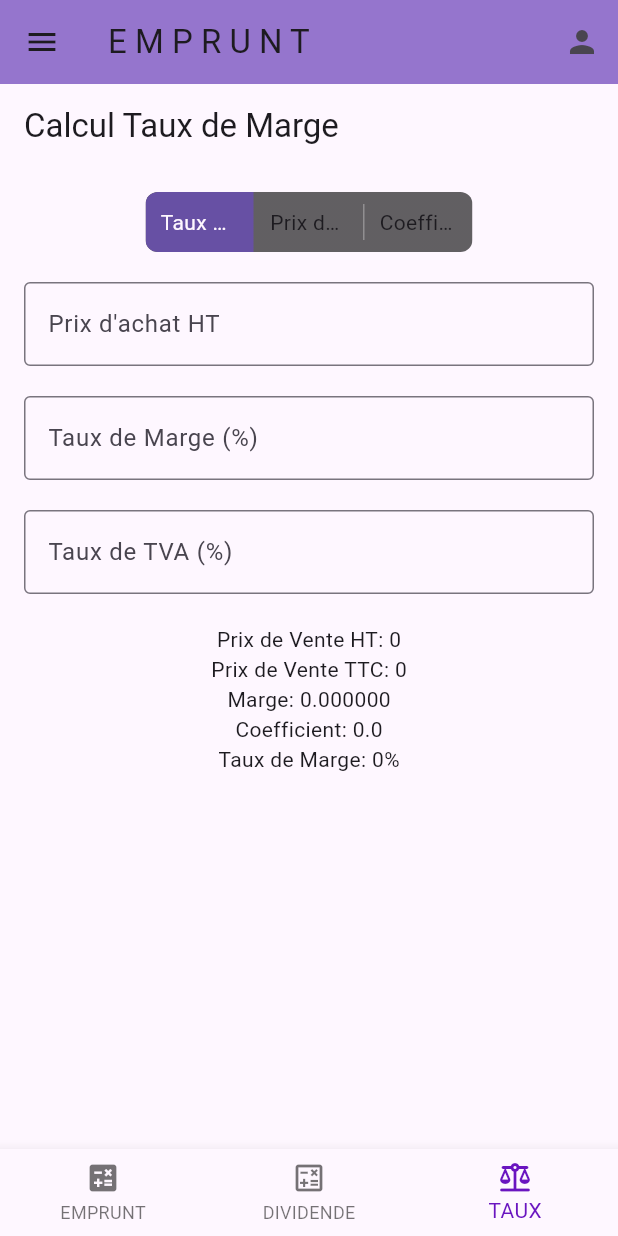
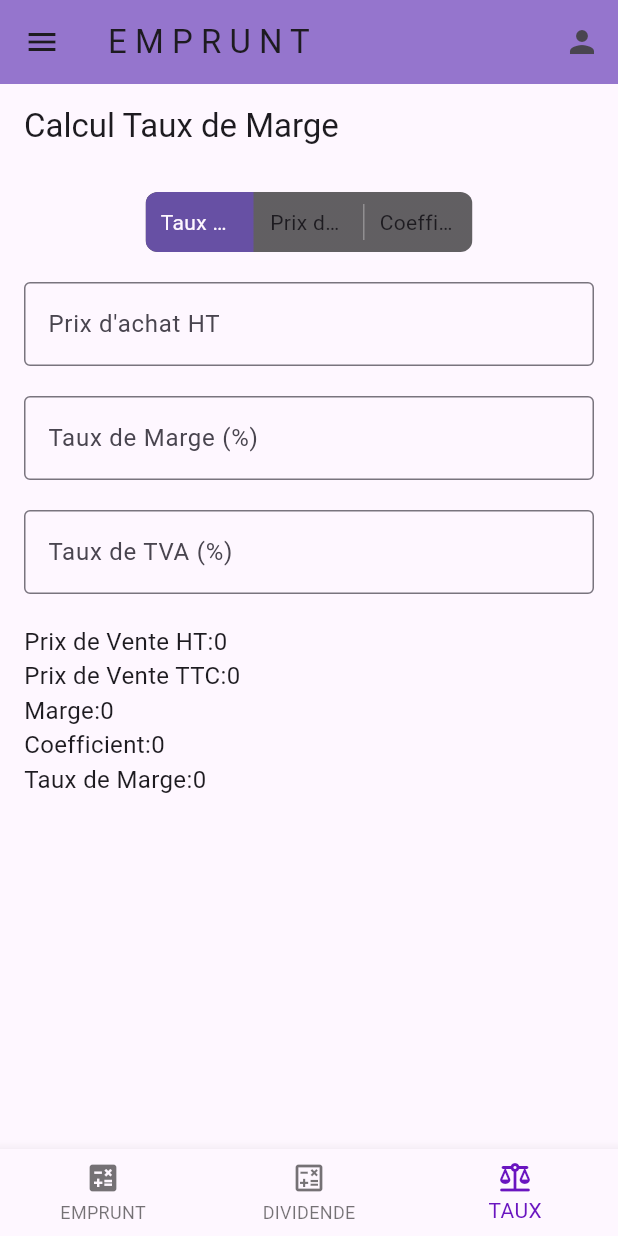
Before and after one commit to InnocenPy/CalculatorFinancier, a Flutter app: the screen it shows after launch, item 3 of the bottom bar chosen, on a phone screen of 412 x 824 dp. Run offline on Flutter 3.47's test engine with Material 3 defaults, Android fonts, the phone set to English and light mode, and no system bars; drawn by our look-alikes of toggle_switch.

Commit message:
"Extracted repeated Text widgets into a new _InfoLine widget, replacing hardcoded Text widgets with instances of _InfoLine."

```diff
--- a/lib/pages/taux_marge.dart
+++ b/lib/pages/taux_marge.dart
@@ -219,17 +219,37 @@ class _TauxDeMargePageState extends State<TauxDeMargePage> {
                         : 2);
               },
             ),
-            const SizedBox(height: 20),
-            Text(
-                "Prix de Vente HT: ${NumberFormat.decimalPattern('fr').format(prixVenteHT)}"),
-            Text(
-                "Prix de Vente TTC: ${NumberFormat.decimalPattern('fr').format(prixVenteTTC)}"),
-            Text("Marge: ${marge.toStringAsFixed(6)}"),
-            Text("Coefficient: ${coefficient.toStringAsFixed(1)}"),
-            Text("Taux de Marge: ${tauxMarge.toStringAsFixed(0)}%"),
+            SizedBox(height: 20),
+            _InfoLine("Prix de Vente HT:", prixVenteHT),
+            _InfoLine("Prix de Vente TTC:", prixVenteTTC),
+            _InfoLine("Marge:", marge),
+            _InfoLine("Coefficient:", coefficient),
+            _InfoLine("Taux de Marge:", tauxMarge),
           ],
         ),
       ),
     );
   }
 }
+
+class _InfoLine extends StatelessWidget {
+  final String label;
+  final dynamic value;
+
+  _InfoLine(this.label, this.value);
+
+  @override
+  Widget build(BuildContext context) {
+    return Row(
+      children: [
+        Text(label, style: TextStyle(fontSize: 16)),
+        Text(
+          value is num
+              ? NumberFormat.decimalPattern('fr').format(value)
+              : value.toString(),
+          style: TextStyle(fontSize: 16),
+        ),
+      ],
+    );
+  }
+}
--- /dev/null
+++ b/lib/utils/infos.dart
@@ -0,0 +1,24 @@
+import 'package:flutter/material.dart';
+import 'package:intl/intl.dart';
+
+class _InfoLine extends StatelessWidget {
+  final String label;
+  final dynamic value;
+
+  _InfoLine(this.label, this.value);
+
+  @override
+  Widget build(BuildContext context) {
+    return Row(
+      children: [
+        Text(label, style: TextStyle(fontSize: 16)),
+        Text(
+          value is num
+              ? NumberFormat.decimalPattern('fr').format(value)
+              : value.toString(),
+          style: TextStyle(fontSize: 16),
+        ),
+      ],
+    );
+  }
+}
```
